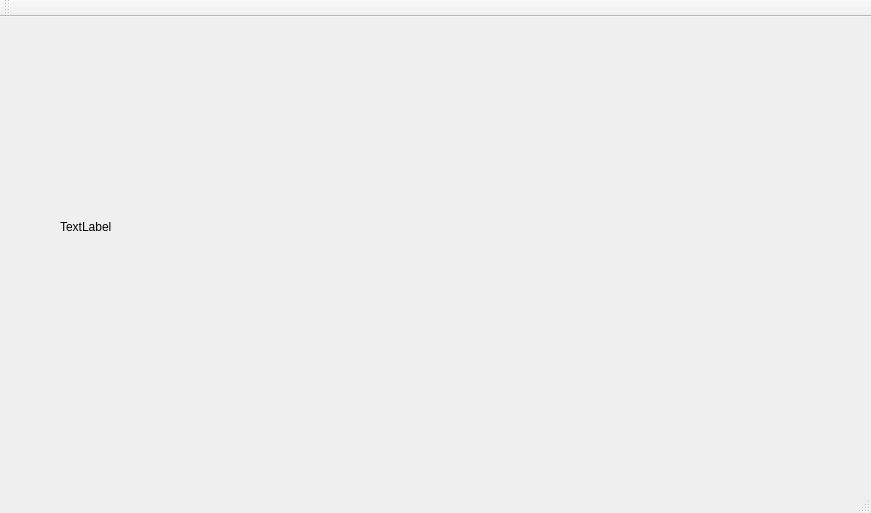
First picture: the form in Plotting/mainwindow.ui, repository HAURCAORI/Test, before the edit.
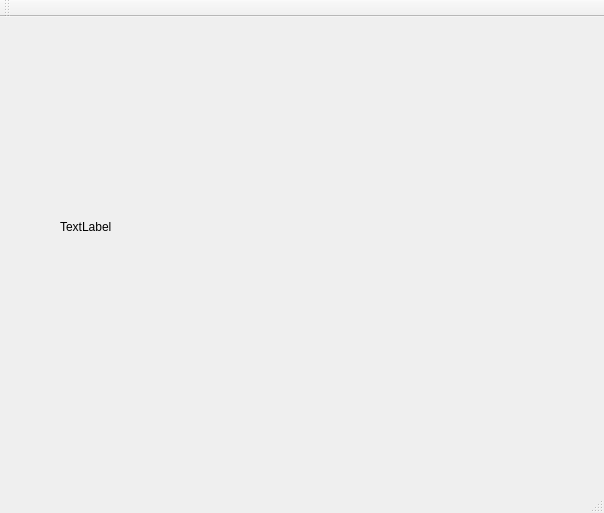
Second picture: the form after the edit. Custom widgets are drawn as their Qt base class.

The edit to the form file:
```diff
--- a/Plotting/mainwindow.ui
+++ b/Plotting/mainwindow.ui
@@ -6,7 +6,7 @@
    <rect>
     <x>0</x>
     <y>0</y>
-    <width>871</width>
+    <width>604</width>
     <height>513</height>
    </rect>
   </property>
```
Left out of the diff: 2 changed lines with no effect on the pictures.
